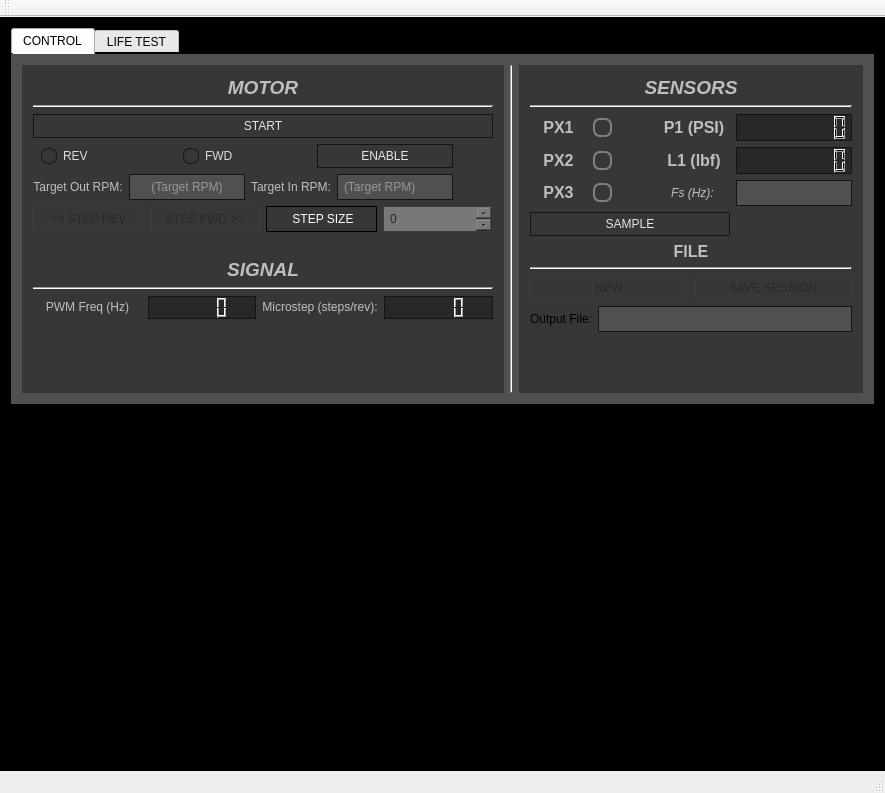
First picture: the form in BASFmainwindow.ui, repository StoneAgeInc/BASF-Custom, before the edit.
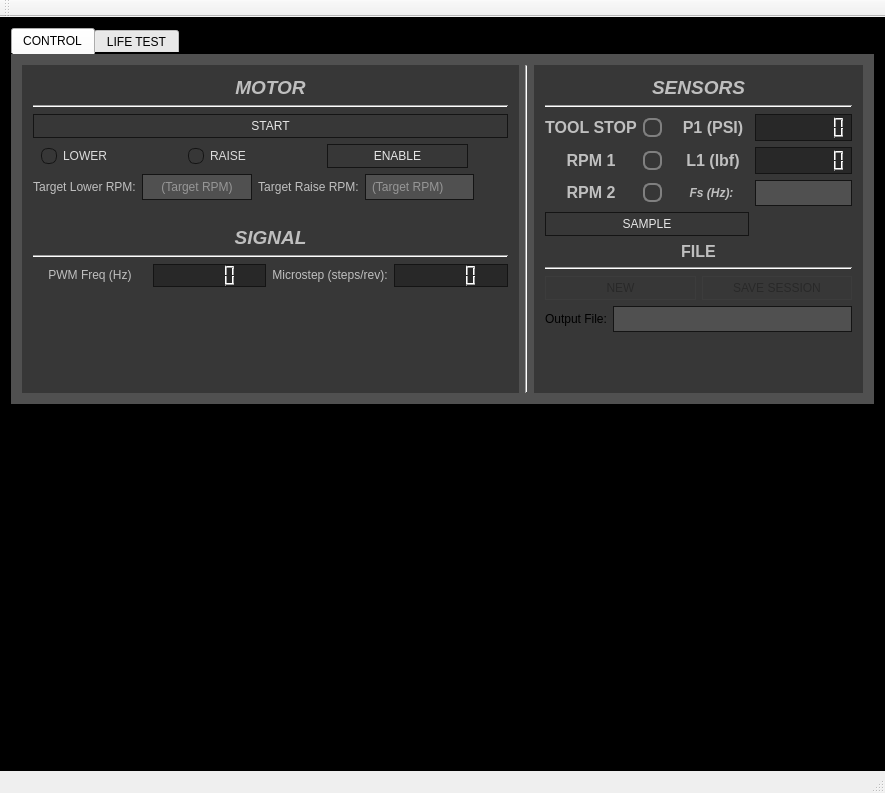
Second picture: the form after the edit. Icons and pictures are not drawn. Custom widgets are drawn as their Qt base class.

The edit to the form file:
```diff
--- a/BASFmainwindow.ui
+++ b/BASFmainwindow.ui
@@ -251,7 +251,7 @@
 </string>
                </property>
                <property name="text">
-                <string>REV</string>
+                <string>LOWER</string>
                </property>
               </widget>
              </item>
@@ -316,7 +316,7 @@
 </string>
                </property>
                <property name="text">
-                <string>FWD</string>
+                <string>RAISE</string>
                </property>
                <property name="checked">
                 <bool>true</bool>
@@ -410,7 +410,7 @@
              <item>
               <widget class="QLabel" name="label_5">
                <property name="text">
-                <string>&lt;html&gt;&lt;head/&gt;&lt;body&gt;&lt;p align=&quot;center&quot;&gt;&lt;span style=&quot; color:#bfbfbf;&quot;&gt;Target Out RPM:&lt;/span&gt;&lt;/p&gt;&lt;/body&gt;&lt;/html&gt;</string>
+                <string>&lt;html&gt;&lt;head/&gt;&lt;body&gt;&lt;p align=&quot;center&quot;&gt;&lt;span style=&quot; color:#bfbfbf;&quot;&gt;Target Lower RPM:&lt;/span&gt;&lt;/p&gt;&lt;/body&gt;&lt;/html&gt;</string>
                </property>
               </widget>
              </item>
@@ -451,7 +451,7 @@
              <item>
               <widget class="QLabel" name="label_15">
                <property name="text">
-                <string>&lt;html&gt;&lt;head/&gt;&lt;body&gt;&lt;p align=&quot;center&quot;&gt;&lt;span style=&quot; color:#bfbfbf;&quot;&gt;Target In RPM:&lt;/span&gt;&lt;/p&gt;&lt;/body&gt;&lt;/html&gt;</string>
+                <string>&lt;html&gt;&lt;head/&gt;&lt;body&gt;&lt;p align=&quot;center&quot;&gt;&lt;span style=&quot; color:#bfbfbf;&quot;&gt;Target Raise RPM:&lt;/span&gt;&lt;/p&gt;&lt;/body&gt;&lt;/html&gt;</string>
                </property>
               </widget>
              </item>
@@ -502,251 +502,7 @@
             </layout>
            </item>
            <item>
-            <layout class="QHBoxLayout" name="horizontalLayout">
-             <item>
-              <widget class="QPushButton" name="stepRevBTN">
-               <property name="enabled">
-                <bool>false</bool>
-               </property>
-               <property name="styleSheet">
-                <string notr="true">QPushButton
-{
-  background-color: qlineargradient(x1: 0, y1: 0, x2: 0, y2: 1,
-                                    stop: 0 rgb(120,120,120), stop: 1 rgb(80,80,80));
-  border: 1px solid rgb(20,20,20);
-  color: rgb(230,230,230);
-  padding: 4px 8px;
-}
-
-QPushButton:hover
-{
- background-color: qlineargradient(x1: 0, y1: 0, x2: 0, y2: 1,
-                                    stop: 0 rgb(0, 242, 0), stop: 1 rgb(0, 170, 0));
-}
-
-QPushButton:pressed
-{
-  border-color: rgb(125,75,0);
-  padding: 1px -1px -1px 1px;
-}
-
-/**** QPushButton (checkable) ****/
-QPushButton:checked
-{
-  background-color: qlineargradient(x1: 0, y1: 0, x2: 0, y2: 1,
-                                    stop: 0 rgb(200,50,50), stop: 1 rgb(145,5,5));
-  color: rgb(20,20,20);
-}
-
-QPushButton:checked:hover
-{
-  background-color: qlineargradient(x1: 0, y1: 0, x2: 0, y2: 1,
-                                    stop: 0 rgb(200,50,50), stop: 1 rgb(145,5,5));
-}
-
-/**** QPushButton (disabled) ****/
-QPushButton:disabled
-{
-  background-color: qlineargradient(x1: 0, y1: 0, x2: 0, y2: 1,
-                                    stop: 0 rgb(160,160,160), stop: 1 rgb(120,120,120));
-  border-color: rgb(60,60,60);
-  color: rgb(40,40,40);
-}</string>
-               </property>
-               <property name="text">
-                <string>&lt;&lt; STEP REV</string>
-               </property>
-              </widget>
-             </item>
-             <item>
-              <widget class="QPushButton" name="stepFwdBTN">
-               <property name="enabled">
-                <bool>false</bool>
-               </property>
-               <property name="styleSheet">
-                <string notr="true">QPushButton
-{
-  background-color: qlineargradient(x1: 0, y1: 0, x2: 0, y2: 1,
-                                    stop: 0 rgb(120,120,120), stop: 1 rgb(80,80,80));
-  border: 1px solid rgb(20,20,20);
-  color: rgb(230,230,230);
-  padding: 4px 8px;
-}
-
-QPushButton:hover
-{
- background-color: qlineargradient(x1: 0, y1: 0, x2: 0, y2: 1,
-                                    stop: 0 rgb(0, 242, 0), stop: 1 rgb(0, 170, 0));
-}
-
-QPushButton:pressed
-{
-  border-color: rgb(125,75,0);
-  padding: 1px -1px -1px 1px;
-}
-
-/**** QPushButton (checkable) ****/
-QPushButton:checked
-{
-  background-color: qlineargradient(x1: 0, y1: 0, x2: 0, y2: 1,
-                                    stop: 0 rgb(200,50,50), stop: 1 rgb(145,5,5));
-  color: rgb(20,20,20);
-}
-
-QPushButton:checked:hover
-{
-  background-color: qlineargradient(x1: 0, y1: 0, x2: 0, y2: 1,
-                                    stop: 0 rgb(200,50,50), stop: 1 rgb(145,5,5));
-}
-
-/**** QPushButton (disabled) ****/
-QPushButton:disabled
-{
-  background-color: qlineargradient(x1: 0, y1: 0, x2: 0, y2: 1,
-                                    stop: 0 rgb(160,160,160), stop: 1 rgb(120,120,120));
-  border-color: rgb(60,60,60);
-  color: rgb(40,40,40);
-}</string>
-               </property>
-               <property name="text">
-                <string>STEP FWD &gt;&gt;</string>
-               </property>
-              </widget>
-             </item>
-             <item>
-              <widget class="QLabel" name="label_11">
-               <property name="styleSheet">
-                <string notr="true">QLabel:
-{
-color: rgb(220, 220, 220);
-}</string>
-               </property>
-               <property name="frameShape">
-                <enum>QFrame::Panel</enum>
-               </property>
-               <property name="text">
-                <string>&lt;html&gt;&lt;head/&gt;&lt;body&gt;&lt;p align=&quot;center&quot;&gt;&lt;span style=&quot; color:#ffffff;&quot;&gt;STEP SIZE&lt;/span&gt;&lt;/p&gt;&lt;/body&gt;&lt;/html&gt;</string>
-               </property>
-              </widget>
-             </item>
-             <item>
-              <widget class="QSpinBox" name="spinBox">
-               <property name="enabled">
-                <bool>false</bool>
-               </property>
-               <property name="styleSheet">
-                <string notr="true">QSpinBox,
-QDoubleSpinBox,
-QTimeEdit,
-QDateEdit,
-QDateTimeEdit
-{
-  background-color: rgb(80,80,80);
-  border: 1px solid rgb(20,20,20);
-  color: rgb(220,220,220);
-  padding: 4px;
-  selection-background-color: rgb(70,110,130);
-  selection-color: white;
-}
-
-QSpinBox:focus,
-QDoubleSpinBox:focus,
-QTimeEdit:focus,
-QDateEdit:focus,
-QDateTimeEdit:focus
-{
-  border-color: rgb(90,200,255);
-}
-
-QSpinBox::up-button,
-QDoubleSpinBox::up-button,
-QTimeEdit::up-button,
-QDateEdit::up-button,
-QDateTimeEdit::up-button
-{
-
-  width: 16px;
-}
-
-QSpinBox::up-button:hover,
-QDoubleSpinBox::up-button:hover,
-QTimeEdit::up-button:hover,
-QDateEdit::up-button:hover,
-QDateTimeEdit::up-button:hover
-{
-  background-color: rgb(70,110,130);
-}
-
-QSpinBox::up-button:pressed,
-QDoubleSpinBox::up-button:pressed,
-QTimeEdit::up-button:pressed,
-QDateEdit::up-button:pressed,
-QDateTimeEdit::up-button:pressed
-{
-
-}
-
-QSpinBox::down-button,
-QDoubleSpinBox::down-button,
-QTimeEdit::down-button,
-QDateEdit::down-button,
-QDateTimeEdit::down-button
-{
-
-  width: 16px;
-}
-
-QSpinBox::down-button:hover,
-QDoubleSpinBox::down-button:hover,
-QTimeEdit::down-button:hover,
-QDateEdit::down-button:hover,
-QDateTimeEdit::down-button:hover
-{
-  background-color: rgb(70,110,130);
-}
-
-QSpinBox::down-button:pressed,
-QDoubleSpinBox::down-button:pressed,
-QTimeEdit::down-button:pressed,
-QDateEdit::down-button:pressed,
-QDateTimeEdit::down-button:pressed
-{
-
-}
-
-/**** QSpinBox, QDoubleSpinBox, QTimeEdit, QDateEdit and QDateTimeEdit (disabled) ****/
-QSpinBox:disabled,
-QDoubleSpinBox:disabled,
-QTimeEdit:disabled,
-QDateEdit:disabled,
-QDateTimeEdit:disabled
-{
-  background-color: rgb(120,120,120);
-  border-color: rgb(60,60,60);
-  color: rgb(40,40,40);
-}
-
-QSpinBox::up-button:disabled,
-QDoubleSpinBox::up-button:disabled,
-QTimeEdit::up-button:disabled,
-QDateEdit::up-button:disabled,
-QDateTimeEdit::up-button:disabled
-{
-
-}
-
-QSpinBox::down-button:disabled,
-QDoubleSpinBox::down-button:disabled,
-QTimeEdit::down-button:disabled,
-QDateEdit::down-button:disabled,
-QDateTimeEdit::down-button:disabled
-{
-
-}</string>
-               </property>
-              </widget>
-             </item>
-            </layout>
+            <layout class="QHBoxLayout" name="horizontalLayout"/>
            </item>
            <item>
             <layout class="QHBoxLayout" name="horizontalLayout_3">
@@ -915,7 +671,7 @@
              <item row="1" column="0">
               <widget class="QLabel" name="s1MSLabel">
                <property name="text">
-                <string>&lt;html&gt;&lt;head/&gt;&lt;body&gt;&lt;p align=&quot;center&quot;&gt;&lt;span style=&quot; font-size:12pt; font-weight:600; color:#bfbfbf;&quot;&gt;PX1&lt;/span&gt;&lt;/p&gt;&lt;/body&gt;&lt;/html&gt;</string>
+                <string>&lt;html&gt;&lt;head/&gt;&lt;body&gt;&lt;p align=&quot;center&quot;&gt;&lt;span style=&quot; font-size:12pt; font-weight:600; color:#bfbfbf;&quot;&gt;TOOL STOP&lt;/span&gt;&lt;/p&gt;&lt;/body&gt;&lt;/html&gt;</string>
                </property>
               </widget>
              </item>
@@ -938,7 +694,7 @@
              <item row="2" column="0">
               <widget class="QLabel" name="label_10">
                <property name="text">
-                <string>&lt;html&gt;&lt;head/&gt;&lt;body&gt;&lt;p align=&quot;center&quot;&gt;&lt;span style=&quot; font-size:12pt; font-weight:600; color:#bfbfbf;&quot;&gt;PX2&lt;/span&gt;&lt;/p&gt;&lt;/body&gt;&lt;/html&gt;</string>
+                <string>&lt;html&gt;&lt;head/&gt;&lt;body&gt;&lt;p align=&quot;center&quot;&gt;&lt;span style=&quot; font-size:12pt; font-weight:600; color:#bfbfbf;&quot;&gt;RPM 1&lt;/span&gt;&lt;/p&gt;&lt;/body&gt;&lt;/html&gt;</string>
                </property>
               </widget>
              </item>
@@ -948,7 +704,7 @@
                 <bool>false</bool>
                </property>
                <property name="text">
-                <string>&lt;html&gt;&lt;head/&gt;&lt;body&gt;&lt;p align=&quot;center&quot;&gt;&lt;span style=&quot; font-size:12pt; font-weight:600; color:#bfbfbf;&quot;&gt;PX3&lt;/span&gt;&lt;/p&gt;&lt;/body&gt;&lt;/html&gt;</string>
+                <string>&lt;html&gt;&lt;head/&gt;&lt;body&gt;&lt;p align=&quot;center&quot;&gt;&lt;span style=&quot; font-size:12pt; font-weight:600; color:#bfbfbf;&quot;&gt;RPM 2&lt;/span&gt;&lt;/p&gt;&lt;/body&gt;&lt;/html&gt;</string>
                </property>
               </widget>
              </item>
@@ -1080,7 +836,7 @@
              <item row="3" column="2">
               <widget class="QLabel" name="label">
                <property name="text">
-                <string>&lt;html&gt;&lt;head/&gt;&lt;body&gt;&lt;p align=&quot;center&quot;&gt;&lt;span style=&quot; font-style:italic; color:#bfbfbf;&quot;&gt;Fs (Hz):&lt;/span&gt;&lt;/p&gt;&lt;/body&gt;&lt;/html&gt;</string>
+                <string>&lt;html&gt;&lt;head/&gt;&lt;body&gt;&lt;p align=&quot;center&quot;&gt;&lt;span style=&quot; font-weight:600; font-style:italic; color:#bfbfbf;&quot;&gt;Fs (Hz):&lt;/span&gt;&lt;/p&gt;&lt;/body&gt;&lt;/html&gt;</string>
                </property>
               </widget>
              </item>
```
Left out of the diff: 5 changed lines with no effect on the pictures.
